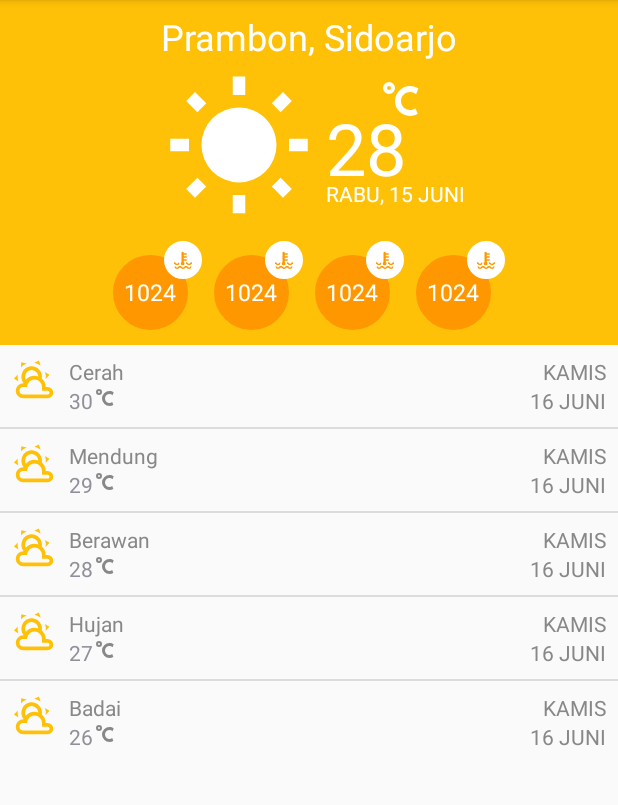
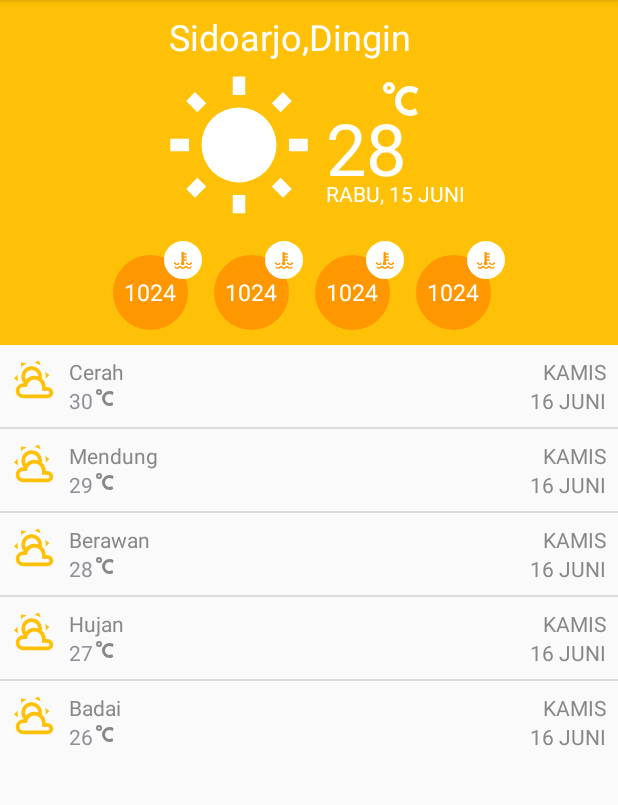
Before and after one commit to RumahKodingSda/Forecast, an Android app: the screen it shows after launch (MainActivity), on a phone screen of 412 x 824 dp, the part 84-889 px from its top. Run offline under Robolectric (Android 15) with nearby library versions, the phone set to English and light mode, and no system bars; libraries missing offline, so code that uses them is left out: com.loopj.android, cz.msebera.android; 5 statements that could not run were skipped.

Commit message:
Commit 3

```diff
--- a/app/build.gradle
+++ b/app/build.gradle
@@ -24,4 +24,6 @@ dependencies {
     testCompile 'junit:junit:4.12'
     compile 'com.android.support:appcompat-v7:23.0.0'
     compile 'com.android.support:design:23.4.0'
+    compile 'com.loopj.android:android-async-http:1.4.9'
+
 }
--- a/app/src/main/AndroidManifest.xml
+++ b/app/src/main/AndroidManifest.xml
@@ -1,6 +1,8 @@
 <?xml version="1.0" encoding="utf-8"?>
 <manifest xmlns:android="http://schemas.android.com/apk/res/android"
     package="net.idekreasi.forecast">
+
+    <uses-permission android:name="android.permission.INTERNET"></uses-permission>
 
     <application
         android:allowBackup="true"
--- a/app/src/main/java/net/idekreasi/forecast/MainActivity.java
+++ b/app/src/main/java/net/idekreasi/forecast/MainActivity.java
@@ -1,13 +1,26 @@
 package net.idekreasi.forecast;
 
+import android.os.AsyncTask;
 import android.os.Bundle;
 import android.support.v7.app.AppCompatActivity;
+import android.util.Log;
 import android.view.LayoutInflater;
 import android.view.View;
 import android.view.ViewGroup;
 import android.widget.BaseAdapter;
 import android.widget.ListView;
 import android.widget.TextView;
+import android.widget.Toast;
+
+import com.loopj.android.http.AsyncHttpResponseHandler;
+import com.loopj.android.http.RequestParams;
+import com.loopj.android.http.TextHttpResponseHandler;
+
+import org.json.JSONArray;
+import org.json.JSONException;
+import org.json.JSONObject;
+
+import cz.msebera.android.httpclient.Header;
 
 /**
  * Created by ikrenet on 26/06/16.
@@ -15,6 +28,8 @@ import android.widget.TextView;
 public class MainActivity extends AppCompatActivity {
 
     ListView listView;
+    TextView txtCuaca;
+    TextView txtSuhu;
 
     @Override
     protected void onCreate(Bundle savedInstanceState) {
@@ -22,6 +37,41 @@ public class MainActivity extends AppCompatActivity {
         setContentView(R.layout.activity_main);
         listView = (ListView) findViewById(R.id.nextDay);
         listView.setAdapter(new MainAdapter());
+        txtCuaca = (TextView) findViewById(R.id.cuaca);
+        txtSuhu = (TextView) findViewById(R.id.suhu);
+
+        RequestParams requestParams = new RequestParams();
+        requestParams.add("q", "Sidoarjo");
+        requestParams.add("appid", Constants.API_WEATHER);
+        requestParams.add("units", "metric");
+
+        RestClient.get(RestClient.BASE_URL, requestParams, new TextHttpResponseHandler() {
+            @Override
+            public void onFailure(int statusCode, Header[] headers, String responseString, Throwable throwable) {
+                Log.d("Response Error", responseString);
+            }
+
+            @Override
+            public void onSuccess(int statusCode, Header[] headers, String responseString) {
+                Log.d("Response String", responseString);
+
+                try {
+                    JSONObject response = new JSONObject(responseString);
+                    JSONArray jArr = response.getJSONArray("weather");
+                    JSONObject jsonWeather = jArr.getJSONObject(0);
+                    JSONObject jsonMain = response.getJSONObject("main");
+                    String cuaca = jsonWeather.getString("main");
+                    int suhu = jsonMain.getInt("temp");
+
+                    txtCuaca.setText(cuaca);
+                    txtSuhu.setText(""+suhu);
+                } catch (JSONException e) {
+                    Toast.makeText(getBaseContext(), "Error mas", Toast.LENGTH_LONG).show();
+                }
+
+
+            }
+        });
     }
 
     private class MainAdapter extends BaseAdapter {
@@ -54,4 +104,22 @@ public class MainActivity extends AppCompatActivity {
             return convertView;
         }
     }
+
+    private class MainBackground extends AsyncTask<String, String, String> {
+        @Override
+        protected void onPreExecute() {
+            super.onPreExecute();
+        }
+
+        @Override
+        protected String doInBackground(String... params) {
+
+            return null;
+        }
+
+        @Override
+        protected void onPostExecute(String s) {
+            super.onPostExecute(s);
+        }
+    }
 }
--- a/app/src/main/res/layout/content_main.xml
+++ b/app/src/main/res/layout/content_main.xml
@@ -16,15 +16,31 @@
         android:background="@color/orangePrimary"
         android:orientation="vertical">
 
-        <TextView
-            android:id="@+id/lokasi"
+        <LinearLayout
             android:layout_width="match_parent"
             android:layout_height="wrap_content"
-            android:layout_marginTop="8dp"
-            android:text="@string/lokasi"
-            android:textAlignment="center"
-            android:textColor="@android:color/white"
-            android:textSize="24sp" />
+            android:orientation="horizontal">
+            <TextView
+                android:id="@+id/lokasi"
+                android:layout_width="0dp"
+                android:layout_height="wrap_content"
+                android:layout_weight="1"
+                android:layout_marginTop="8dp"
+                android:gravity="end"
+                android:text="Sidoarjo,"
+                android:textColor="@android:color/white"
+                android:textSize="24sp" />
+            <TextView
+                android:id="@+id/cuaca"
+                android:layout_width="0dp"
+                android:layout_height="wrap_content"
+                android:layout_weight="1"
+                android:layout_marginTop="8dp"
+                android:text="Dingin"
+                android:textColor="@android:color/white"
+                android:textSize="24sp" />
+        </LinearLayout>
+
 
         <RelativeLayout
             android:layout_width="wrap_content"
@@ -39,7 +55,7 @@
                 android:src="@drawable/white_balance_sunny" />
 
             <TextView
-                android:id="@+id/now"
+                android:id="@+id/suhu"
                 android:layout_width="wrap_content"
                 android:layout_height="wrap_content"
                 android:layout_centerVertical="true"
@@ -53,7 +69,7 @@
                 android:layout_height="32dp"
                 android:layout_marginLeft="-20dp"
                 android:layout_marginTop="10dp"
-                android:layout_toRightOf="@id/now"
+                android:layout_toRightOf="@+id/suhu"
                 android:src="@drawable/temperature_celsius"
                 android:tint="#FFF" />
 
```
Also changed, not shown: app/src/main/java/net/idekreasi/forecast/Constants.java (added, +8 -0 lines), app/src/main/java/net/idekreasi/forecast/RestClient.java (added, +23 -0 lines).
